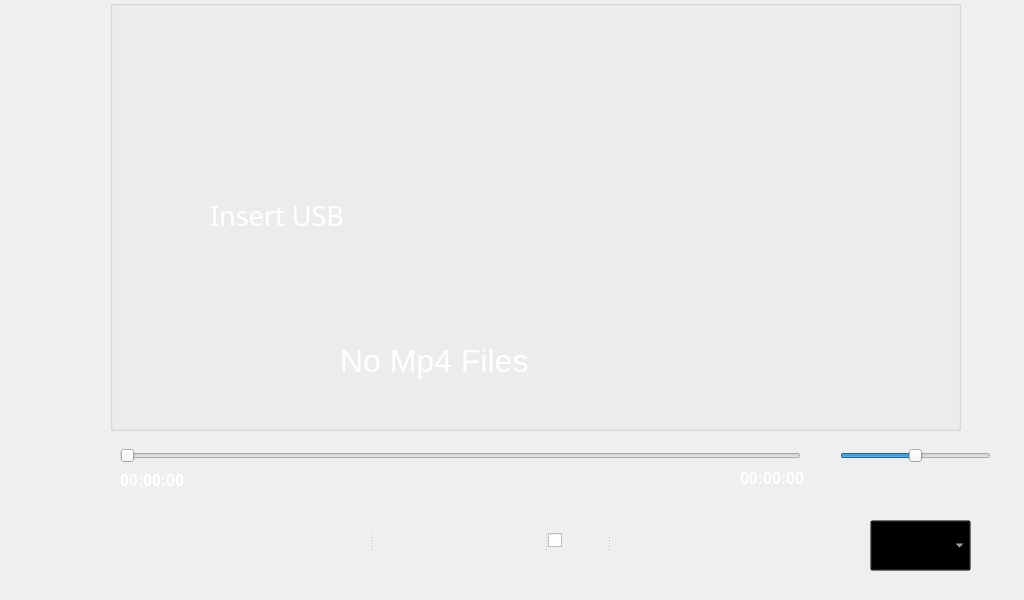
Before: the Qt Designer form Forms/mp4.ui in HaiidyHossam/QT-Platoon-Infotainment-, drawn with Qt 5.
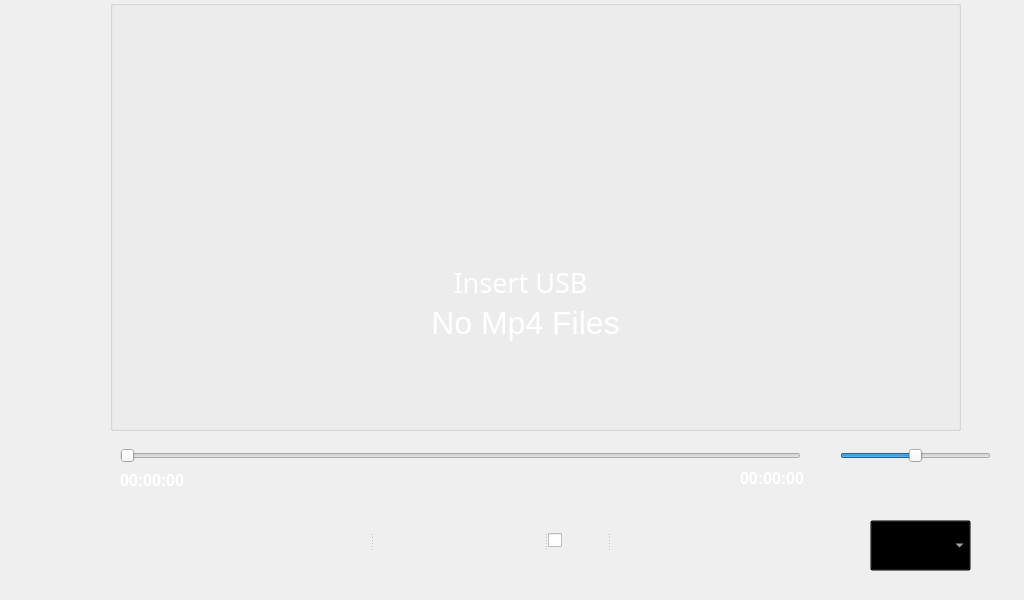
After: the same form once the commit is applied. Icons and pictures are not drawn.

Diff of the .ui file:
```diff
--- a/Forms/mp4.ui
+++ b/Forms/mp4.ui
@@ -220,6 +220,9 @@
     <property name="text">
      <string>Insert USB</string>
     </property>
+    <property name="alignment">
+     <set>Qt::AlignmentFlag::AlignBottom|Qt::AlignmentFlag::AlignHCenter</set>
+    </property>
    </widget>
    <widget class="QListWidget" name="listWidget">
     <property name="geometry">
@@ -345,10 +348,10 @@
    <widget class="QLabel" name="label_2">
     <property name="geometry">
      <rect>
-      <x>340</x>
-      <y>330</y>
-      <width>241</width>
-      <height>61</height>
+      <x>380</x>
+      <y>100</y>
+      <width>291</width>
+      <height>241</height>
      </rect>
     </property>
     <property name="font">
@@ -362,6 +365,9 @@
     <property name="text">
      <string>No Mp4 Files</string>
     </property>
+    <property name="alignment">
+     <set>Qt::AlignmentFlag::AlignBottom|Qt::AlignmentFlag::AlignHCenter</set>
+    </property>
    </widget>
    <widget class="QComboBox" name="comboBox">
     <property name="geometry">
```
Left out of the diff: 59 changed lines with no effect on the pictures.
